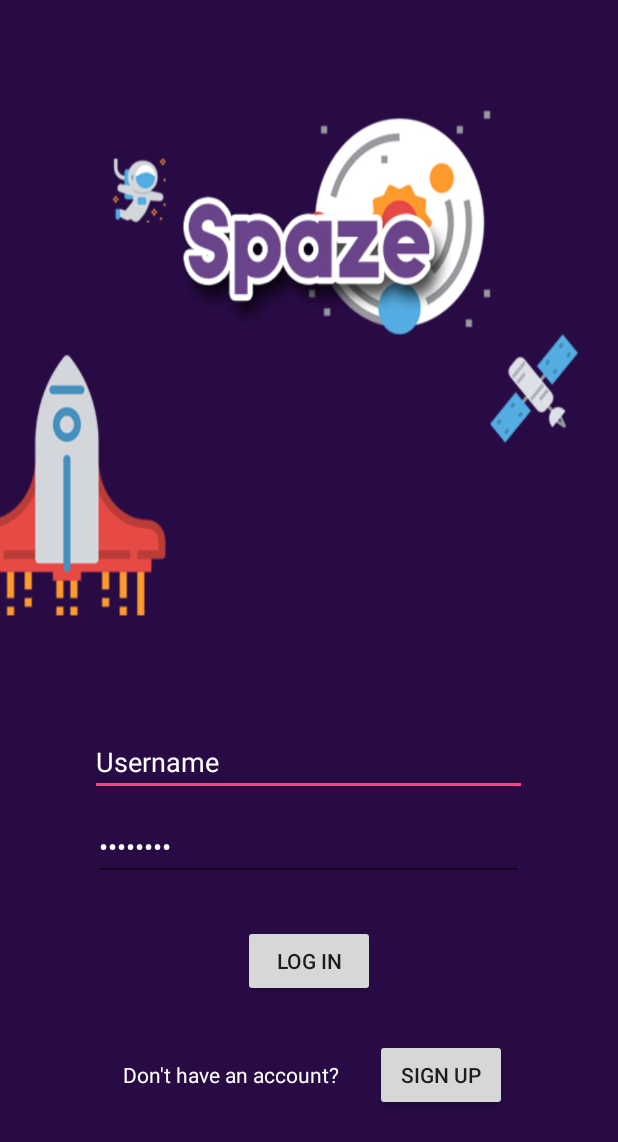
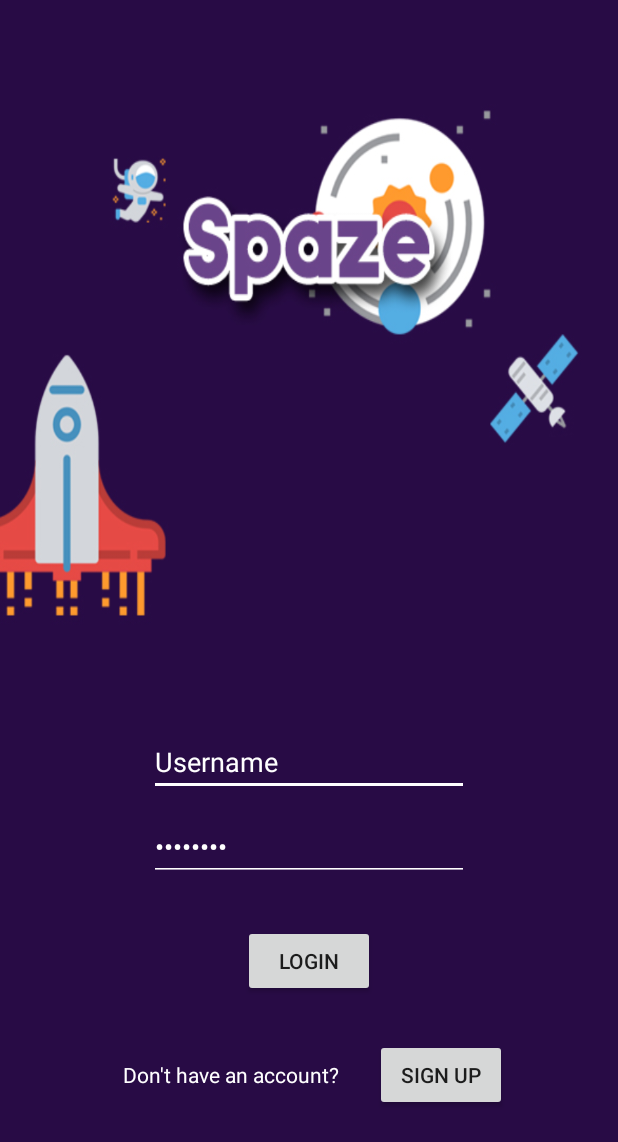
Before and after one commit to iNonzq/Spaze, an Android app: the layout activity_page_login.xml on its own in the app's theme, with its tools: preview values and no code run, on a phone screen of 412 x 824 dp. Shown: the top 1142 px of the screen. Run offline under Robolectric (Android 15) with nearby library versions, the phone set to English and light mode, and no system bars.

Commit message:
Minor Login page changes

```diff
--- a/app/src/main/res/layout/activity_page_login.xml
+++ b/app/src/main/res/layout/activity_page_login.xml
@@ -30,7 +30,7 @@
 
         <EditText
             android:id="@+id/username_input"
-            android:layout_width="291dp"
+            android:layout_width="wrap_content"
             android:layout_height="wrap_content"
             android:layout_alignParentTop="true"
             android:layout_centerHorizontal="true"
@@ -42,11 +42,14 @@
             app:layout_constraintEnd_toEndOf="parent"
             app:layout_constraintHorizontal_bias="0.507"
             app:layout_constraintStart_toStartOf="parent"
-            tools:layout_editor_absoluteY="154dp" />
+            tools:layout_editor_absoluteY="154dp"
+            android:backgroundTint="#ffffff"
+
+            />
 
         <EditText
             android:id="@+id/password_input"
-            android:layout_width="287dp"
+            android:layout_width="wrap_content"
             android:layout_height="wrap_content"
             android:layout_alignParentTop="true"
             android:layout_centerHorizontal="true"
@@ -55,6 +58,7 @@
             android:inputType="textPassword"
             android:text="@string/pass_text"
             android:textColor="#ffffff"
+            android:backgroundTint="#ffffff"
             app:layout_constraintBottom_toBottomOf="parent"
             app:layout_constraintEnd_toEndOf="parent"
             app:layout_constraintHorizontal_bias="0.506"
--- a/app/src/main/res/values/strings.xml
+++ b/app/src/main/res/values/strings.xml
@@ -2,6 +2,6 @@
     <string name="app_name">Spaze</string>
     <string name="username_text">Username</string>
     <string name="pass_text">Password</string>
-    <string name="login_button">Log In</string>
+    <string name="login_button">LogIn</string>
     <string name="don_t_have_an_account">Don\'t have an account?</string>
 </resources>
```
